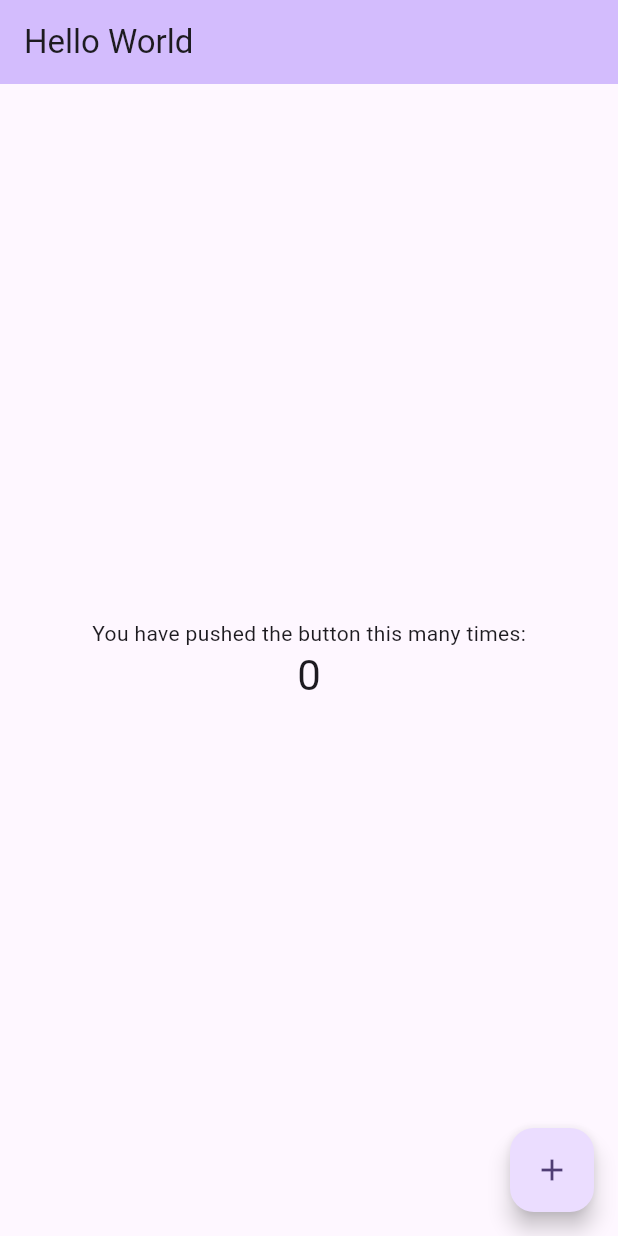
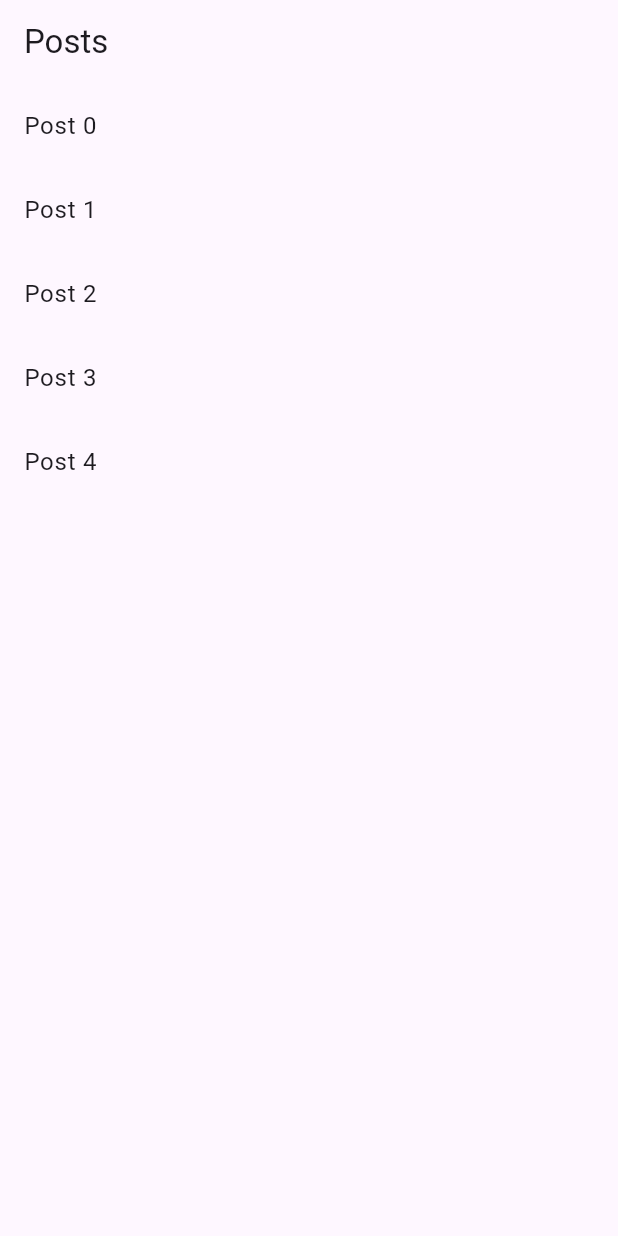
Before and after one commit to shahdseddik/shahd_app, a Flutter app: the screen it shows after launch, on a phone screen of 412 x 824 dp. Run offline on Flutter 3.47's test engine with Material 3 defaults, Android fonts, the light colour scheme and no system bars; our stand-ins replace go_router.

Commit message:
Add posts data and details page navigation

```diff
--- /dev/null
+++ b/lib/Screens/post_details_screen.dart
@@ -0,0 +1,16 @@
+import 'package:flutter/material.dart';
+
+class PostDetailsScreen extends StatelessWidget {
+  final String postId;
+  const PostDetailsScreen({super.key, required this.postId});
+
+  @override
+  Widget build(BuildContext context) {
+    return Scaffold(
+      appBar: AppBar(title: const Text("Post Details")),
+      body: Center(
+        child: Text("Details of Post $postId"),
+      ),
+    );
+  }
+}
--- /dev/null
+++ b/lib/Screens/posts_screen.dart
@@ -0,0 +1,28 @@
+import 'package:flutter/material.dart';
+import 'package:go_router/go_router.dart';
+
+class PostsScreen extends StatelessWidget {
+  const PostsScreen({super.key});
+
+  @override
+  Widget build(BuildContext context) {
+    final posts = List.generate(5, (index) => "Post $index");
+
+    return Scaffold(
+      appBar: AppBar(title: const Text("Posts")),
+      body: ListView.builder(
+        itemCount: posts.length,
+        itemBuilder: (context, index) {
+          final postId = index.toString();
+          return ListTile(
+            title: Text(posts[index]),
+            onTap: () {
+
+              context.go('/posts/$postId');
+            },
+          );
+        },
+      ),
+    );
+  }
+}
--- a/lib/main.dart
+++ b/lib/main.dart
@@ -1,6 +1,29 @@
 import 'package:flutter/material.dart';
-import 'my_home_page.dart';
 import 'package:go_router/go_router.dart';
+import 'screens/posts_screen.dart';
+import 'screens/post_details_screen.dart';
+
+final _router = GoRouter(
+  routes: [
+    GoRoute(
+      path: '/',
+      builder: (context, state) => const PostsScreen(),
+    ),
+    GoRoute(
+      path: '/posts',
+      builder: (context, state) => const PostsScreen(),
+      routes: [
+        GoRoute(
+          path: ':postId',
+          builder: (context, state) {
+            final postId = state.pathParameters['postId']!;
+            return PostDetailsScreen(postId: postId);
+          },
+        ),
+      ],
+    ),
+  ],
+);
 
 void main() {
   runApp(const MyApp());
@@ -9,25 +32,10 @@ void main() {
 class MyApp extends StatelessWidget {
   const MyApp({super.key});
 
-
   @override
   Widget build(BuildContext context) {
     return MaterialApp.router(
-      title: 'Flutter Demo',
-      theme: ThemeData(
-        colorScheme: ColorScheme.fromSeed(seedColor: Colors.deepPurple),
-        useMaterial3: true,
-      ),
       routerConfig: _router,
     );
   }
 }
-
-final _router = GoRouter(
-  routes: [
-    GoRoute(
-      path: '/',
-      builder: (context, state) => const MyHomePage(title: "Hello World",),
-    ),
-  ],
-);
--- a/lib/my_home_page.dart
+++ /dev/null
@@ -1,87 +0,0 @@
-
-import 'package:flutter/material.dart';
-class MyHomePage extends StatefulWidget {
-  const MyHomePage({super.key, required this.title});
-
-  // This widget is the home page of your application. It is stateful, meaning
-  // that it has a State object (defined below) that contains fields that affect
-  // how it looks.
-
-  // This class is the configuration for the state. It holds the values (in this
-  // case the title) provided by the parent (in this case the App widget) and
-  // used by the build method of the State. Fields in a Widget subclass are
-  // always marked "final".
-
-  final String title;
-
-  @override
-  State<MyHomePage> createState() => _MyHomePageState();
-}
-
-class _MyHomePageState extends State<MyHomePage> {
-  int _counter = 0;
-
-  void _incrementCounter() {
-    setState(() {
-      // This call to setState tells the Flutter framework that something has
-      // changed in this State, which causes it to rerun the build method below
-      // so that the display can reflect the updated values. If we changed
-      // _counter without calling setState(), then the build method would not be
-      // called again, and so nothing would appear to happen.
-      _counter++;
-    });
-  }
-
-  @override
-  Widget build(BuildContext context) {
-    // This method is rerun every time setState is called, for instance as done
-    // by the _incrementCounter method above.
-    //
-    // The Flutter framework has been optimized to make rerunning build methods
-    // fast, so that you can just rebuild anything that needs updating rather
-    // than having to individually change instances of widgets.
-    return Scaffold(
-      appBar: AppBar(
-        // TRY THIS: Try changing the color here to a specific color (to
-        // Colors.amber, perhaps?) and trigger a hot reload to see the AppBar
-        // change color while the other colors stay the same.
-        backgroundColor: Theme.of(context).colorScheme.inversePrimary,
-        // Here we take the value from the MyHomePage object that was created by
-        // the App.build method, and use it to set our appbar title.
-        title: Text(widget.title),
-      ),
-      body: Center(
-        // Center is a layout widget. It takes a single child and positions it
-        // in the middle of the parent.
-        child: Column(
-          // Column is also a layout widget. It takes a list of children and
-          // arranges them vertically. By default, it sizes itself to fit its
-          // children horizontally, and tries to be as tall as its parent.
-          //
-          // Column has various properties to control how it sizes itself and
-          // how it positions its children. Here we use mainAxisAlignment to
-          // center the children vertically; the main axis here is the vertical
-          // axis because Columns are vertical (the cross axis would be
-          // horizontal).
-          //
-          // TRY THIS: Invoke "debug painting" (choose the "Toggle Debug Paint"
-          // action in the IDE, or press "p" in the console), to see the
-          // wireframe for each widget.
-          mainAxisAlignment: MainAxisAlignment.center,
-          children: <Widget>[
-            const Text('You have pushed the button this many times:'),
-            Text(
-              '$_counter',
-              style: Theme.of(context).textTheme.headlineMedium,
-            ),
-          ],
-        ),
-      ),
-      floatingActionButton: FloatingActionButton(
-        onPressed: _incrementCounter,
-        tooltip: 'Increment',
-        child: const Icon(Icons.add),
-      ), // This trailing comma makes auto-formatting nicer for build methods.
-    );
-  }
-}
```
